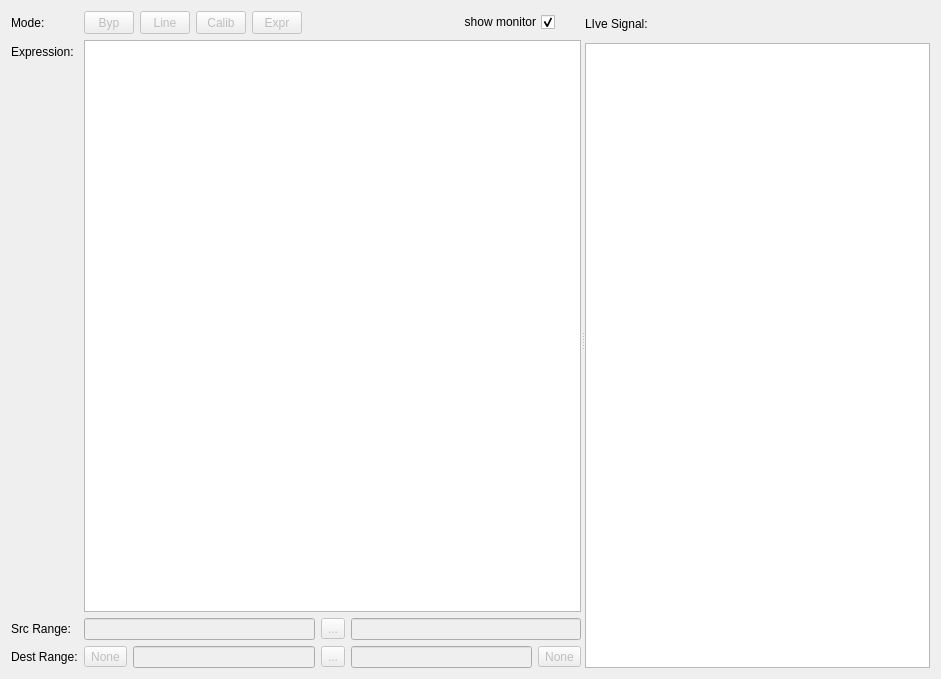
Qt form connectionprops.ui (malloch/mapperGUI-qt) before a commit.
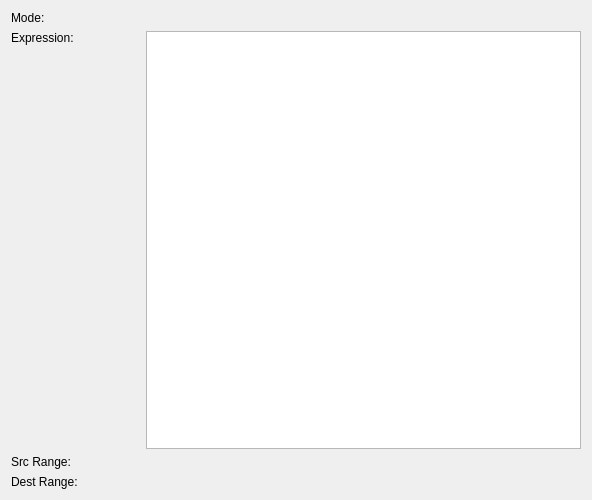
The same form after that commit. Icons and pictures are not drawn. Custom widgets are drawn as their Qt base class.

Patch:
```diff
--- a/connectionprops.ui
+++ b/connectionprops.ui
@@ -6,320 +6,89 @@
    <rect>
     <x>0</x>
     <y>0</y>
-    <width>941</width>
-    <height>679</height>
+    <width>592</width>
+    <height>500</height>
    </rect>
   </property>
   <property name="windowTitle">
    <string>Form</string>
   </property>
-  <layout class="QGridLayout" name="gridLayout_3">
-   <item row="0" column="0">
-    <widget class="QSplitter" name="splitter">
+  <layout class="QGridLayout" name="gridLayout">
+   <item row="2" column="0">
+    <spacer name="verticalSpacer">
      <property name="orientation">
-      <enum>Qt::Horizontal</enum>
+      <enum>Qt::Vertical</enum>
      </property>
-     <widget class="QWidget" name="gridLayoutWidget">
-      <layout class="QGridLayout" name="gridLayout" rowstretch="0,0,1,0,0" columnstretch="0,0,0,0,0,1,0">
-       <item row="4" column="0">
-        <widget class="QLabel" name="destRangeLabel">
-         <property name="text">
-          <string>Dest Range:</string>
-         </property>
-        </widget>
-       </item>
-       <item row="0" column="1">
-        <widget class="QToolButton" name="modeButtonBypass">
-         <property name="enabled">
-          <bool>false</bool>
-         </property>
-         <property name="sizePolicy">
-          <sizepolicy hsizetype="Fixed" vsizetype="Fixed">
-           <horstretch>20</horstretch>
-           <verstretch>0</verstretch>
-          </sizepolicy>
-         </property>
-         <property name="minimumSize">
-          <size>
-           <width>50</width>
-           <height>23</height>
-          </size>
-         </property>
-         <property name="text">
-          <string>Byp</string>
-         </property>
-        </widget>
-       </item>
-       <item row="3" column="0">
-        <widget class="QLabel" name="srcRangeLabel">
-         <property name="text">
-          <string>Src Range:</string>
-         </property>
-        </widget>
-       </item>
-       <item row="2" column="0">
-        <spacer name="verticalSpacer">
-         <property name="orientation">
-          <enum>Qt::Vertical</enum>
-         </property>
-         <property name="sizeHint" stdset="0">
-          <size>
-           <width>20</width>
-           <height>40</height>
-          </size>
-         </property>
-        </spacer>
-       </item>
-       <item row="0" column="5">
-        <widget class="QCheckBox" name="checkBox">
-         <property name="enabled">
-          <bool>true</bool>
-         </property>
-         <property name="layoutDirection">
-          <enum>Qt::RightToLeft</enum>
-         </property>
-         <property name="text">
-          <string>show monitor</string>
-         </property>
-         <property name="checked">
-          <bool>true</bool>
-         </property>
-        </widget>
-       </item>
-       <item row="0" column="3">
-        <widget class="QToolButton" name="modeButtonCalibrate">
-         <property name="enabled">
-          <bool>false</bool>
-         </property>
-         <property name="sizePolicy">
-          <sizepolicy hsizetype="Fixed" vsizetype="Fixed">
-           <horstretch>20</horstretch>
-           <verstretch>0</verstretch>
-          </sizepolicy>
-         </property>
-         <property name="minimumSize">
-          <size>
-           <width>50</width>
-           <height>23</height>
-          </size>
-         </property>
-         <property name="text">
-          <string>Calib</string>
-         </property>
-        </widget>
-       </item>
-       <item row="0" column="4">
-        <widget class="QToolButton" name="modeButtonExpression">
-         <property name="enabled">
-          <bool>false</bool>
-         </property>
-         <property name="sizePolicy">
-          <sizepolicy hsizetype="Fixed" vsizetype="Fixed">
-           <horstretch>20</horstretch>
-           <verstretch>0</verstretch>
-          </sizepolicy>
-         </property>
-         <property name="minimumSize">
-          <size>
-           <width>50</width>
-           <height>23</height>
-          </size>
-         </property>
-         <property name="text">
-          <string>Expr</string>
-         </property>
-        </widget>
-       </item>
-       <item row="0" column="0">
-        <widget class="QLabel" name="modeLabel">
-         <property name="text">
-          <string>Mode:</string>
-         </property>
-        </widget>
-       </item>
-       <item row="0" column="2">
-        <widget class="QToolButton" name="modeButtonLinear">
-         <property name="enabled">
-          <bool>false</bool>
-         </property>
-         <property name="sizePolicy">
-          <sizepolicy hsizetype="Fixed" vsizetype="Fixed">
-           <horstretch>20</horstretch>
-           <verstretch>0</verstretch>
-          </sizepolicy>
-         </property>
-         <property name="minimumSize">
-          <size>
-           <width>50</width>
-           <height>23</height>
-          </size>
-         </property>
-         <property name="text">
-          <string>Line</string>
-         </property>
-        </widget>
-       </item>
-       <item row="1" column="0">
-        <widget class="QLabel" name="expressionLabel">
-         <property name="maximumSize">
-          <size>
-           <width>16777215</width>
-           <height>23</height>
-          </size>
-         </property>
-         <property name="text">
-          <string>Expression:</string>
-         </property>
-        </widget>
-       </item>
-       <item row="0" column="6">
-        <spacer name="horizontalSpacer">
-         <property name="orientation">
-          <enum>Qt::Horizontal</enum>
-         </property>
-         <property name="sizeType">
-          <enum>QSizePolicy::Fixed</enum>
-         </property>
-         <property name="sizeHint" stdset="0">
-          <size>
-           <width>20</width>
-           <height>20</height>
-          </size>
-         </property>
-        </spacer>
-       </item>
-       <item row="1" column="1" rowspan="2" colspan="6">
-        <widget class="QPlainTextEdit" name="expressionEdit">
-         <property name="sizePolicy">
-          <sizepolicy hsizetype="Expanding" vsizetype="Expanding">
-           <horstretch>10</horstretch>
-           <verstretch>10</verstretch>
-          </sizepolicy>
-         </property>
-         <property name="minimumSize">
-          <size>
-           <width>0</width>
-           <height>20</height>
-          </size>
-         </property>
-         <property name="maximumSize">
-          <size>
-           <width>16777215</width>
-           <height>16777215</height>
-          </size>
-         </property>
-        </widget>
-       </item>
-       <item row="3" column="1" colspan="6">
-        <layout class="QHBoxLayout" name="srcRange" stretch="1,0,1">
-         <item>
-          <widget class="QLineEdit" name="srcRangeMin">
-           <property name="enabled">
-            <bool>false</bool>
-           </property>
-          </widget>
-         </item>
-         <item>
-          <widget class="QToolButton" name="srcRangeSwap">
-           <property name="enabled">
-            <bool>false</bool>
-           </property>
-           <property name="text">
-            <string>...</string>
-           </property>
-           <property name="icon">
-            <iconset>
-             <normaloff>../../webmapper/images/range_switch.png</normaloff>../../webmapper/images/range_switch.png</iconset>
-           </property>
-          </widget>
-         </item>
-         <item>
-          <widget class="QLineEdit" name="srcRangeMax">
-           <property name="enabled">
-            <bool>false</bool>
-           </property>
-          </widget>
-         </item>
-        </layout>
-       </item>
-       <item row="4" column="1" colspan="6">
-        <layout class="QHBoxLayout" name="dstRange" stretch="0,1,0,1,0">
-         <item>
-          <widget class="QToolButton" name="dstBoundaryMin">
-           <property name="enabled">
-            <bool>false</bool>
-           </property>
-           <property name="text">
-            <string>None</string>
-           </property>
-          </widget>
-         </item>
-         <item>
-          <widget class="QLineEdit" name="dstRangeMin">
-           <property name="enabled">
-            <bool>false</bool>
-           </property>
-          </widget>
-         </item>
-         <item>
-          <widget class="QToolButton" name="dstRangeSwap">
-           <property name="enabled">
-            <bool>false</bool>
-           </property>
-           <property name="text">
-            <string>...</string>
-           </property>
-           <property name="icon">
-            <iconset>
-             <normaloff>../../webmapper/images/range_switch.png</normaloff>../../webmapper/images/range_switch.png</iconset>
-           </property>
-          </widget>
-         </item>
-         <item>
-          <widget class="QLineEdit" name="dstRangeMax">
-           <property name="enabled">
-            <bool>false</bool>
-           </property>
-          </widget>
-         </item>
-         <item>
-          <widget class="QToolButton" name="dstBoundaryMax">
-           <property name="enabled">
-            <bool>false</bool>
-           </property>
-           <property name="text">
-            <string>None</string>
-           </property>
-          </widget>
-         </item>
-        </layout>
-       </item>
-      </layout>
-     </widget>
-     <widget class="QWidget" name="gridLayoutWidget_2">
-      <layout class="QGridLayout" name="gridLayout_2" rowminimumheight="26,0">
-       <item row="1" column="0">
-        <widget class="QGraphicsView" name="signalPlotter"/>
-       </item>
-       <item row="0" column="0">
-        <widget class="QLabel" name="monitorLabel">
-         <property name="minimumSize">
-          <size>
-           <width>0</width>
-           <height>23</height>
-          </size>
-         </property>
-         <property name="text">
-          <string>LIve Signal:</string>
-         </property>
-        </widget>
-       </item>
-      </layout>
-     </widget>
+     <property name="sizeHint" stdset="0">
+      <size>
+       <width>123</width>
+       <height>216</height>
+      </size>
+     </property>
+    </spacer>
+   </item>
+   <item row="0" column="0" colspan="2">
+    <widget class="QLabel" name="modeLabel">
+     <property name="text">
+      <string>Mode:</string>
+     </property>
     </widget>
    </item>
+   <item row="3" column="0">
+    <widget class="QLabel" name="srcRangeLabel">
+     <property name="text">
+      <string>Src Range:</string>
+     </property>
+    </widget>
+   </item>
+   <item row="5" column="0" colspan="2">
+    <widget class="QLabel" name="dstRangeLabel">
+     <property name="text">
+      <string>Dest Range:</string>
+     </property>
+    </widget>
+   </item>
+   <item row="1" column="0" colspan="2">
+    <widget class="QLabel" name="expressionLabel">
+     <property name="maximumSize">
+      <size>
+       <width>16777215</width>
+       <height>23</height>
+      </size>
+     </property>
+     <property name="text">
+      <string>Expression:</string>
+     </property>
+    </widget>
+   </item>
+   <item row="0" column="2">
+    <widget class="ModeEditor" name="mode" native="true"/>
+   </item>
+   <item row="1" column="2" rowspan="2">
+    <widget class="QPlainTextEdit" name="plainTextEdit"/>
+   </item>
+   <item row="3" column="2">
+    <widget class="RangeEditor" name="srcRange" native="true"/>
+   </item>
+   <item row="5" column="2">
+    <widget class="RangeEditor" name="dstRange" native="true"/>
+   </item>
   </layout>
  </widget>
+ <customwidgets>
+  <customwidget>
+   <class>RangeEditor</class>
+   <extends>QWidget</extends>
+   <header>rangeeditor.h</header>
+   <container>1</container>
+  </customwidget>
+  <customwidget>
+   <class>ModeEditor</class>
+   <extends>QWidget</extends>
+   <header>modeeditor.h</header>
+   <container>1</container>
+  </customwidget>
+ </customwidgets>
  <resources/>
  <connections/>
 </ui>
```
